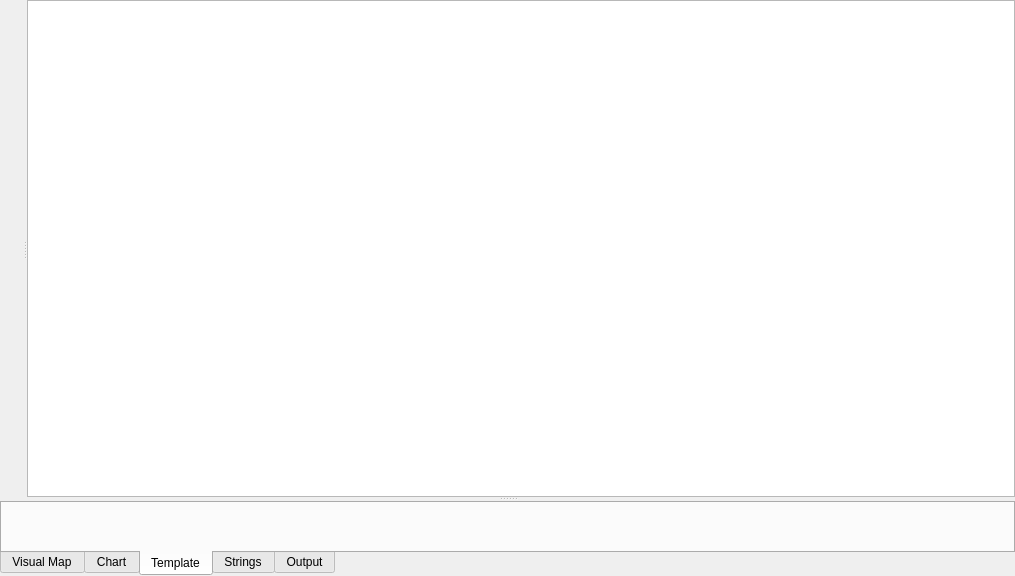
First picture: the form in PREF/widgets/views/binaryview.ui, repository PREF/PREF, before the edit.
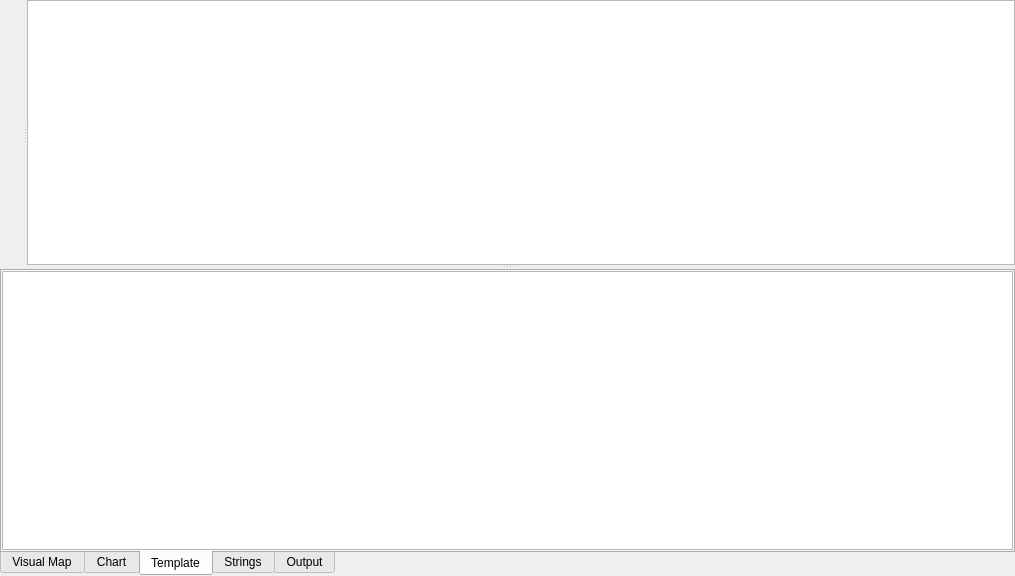
Second picture: the form after the edit. The open tabs and pages were chosen to show the change. Custom widgets are drawn as their Qt base class.

Commit message: Initial template support, improved BasicModel

What changed in the file:
```diff
--- a/PREF/widgets/views/binaryview.ui
+++ b/PREF/widgets/views/binaryview.ui
@@ -87,6 +87,26 @@
        <attribute name="title">
         <string>Template</string>
        </attribute>
+       <layout class="QVBoxLayout" name="verticalLayout_2">
+        <property name="spacing">
+         <number>0</number>
+        </property>
+        <property name="leftMargin">
+         <number>0</number>
+        </property>
+        <property name="topMargin">
+         <number>0</number>
+        </property>
+        <property name="rightMargin">
+         <number>0</number>
+        </property>
+        <property name="bottomMargin">
+         <number>0</number>
+        </property>
+        <item>
+         <widget class="QTreeView" name="tvTemplate"/>
+        </item>
+       </layout>
       </widget>
       <widget class="StringsTab" name="stringsTab">
        <attribute name="title">
```
The commit also changes 13 other files.
